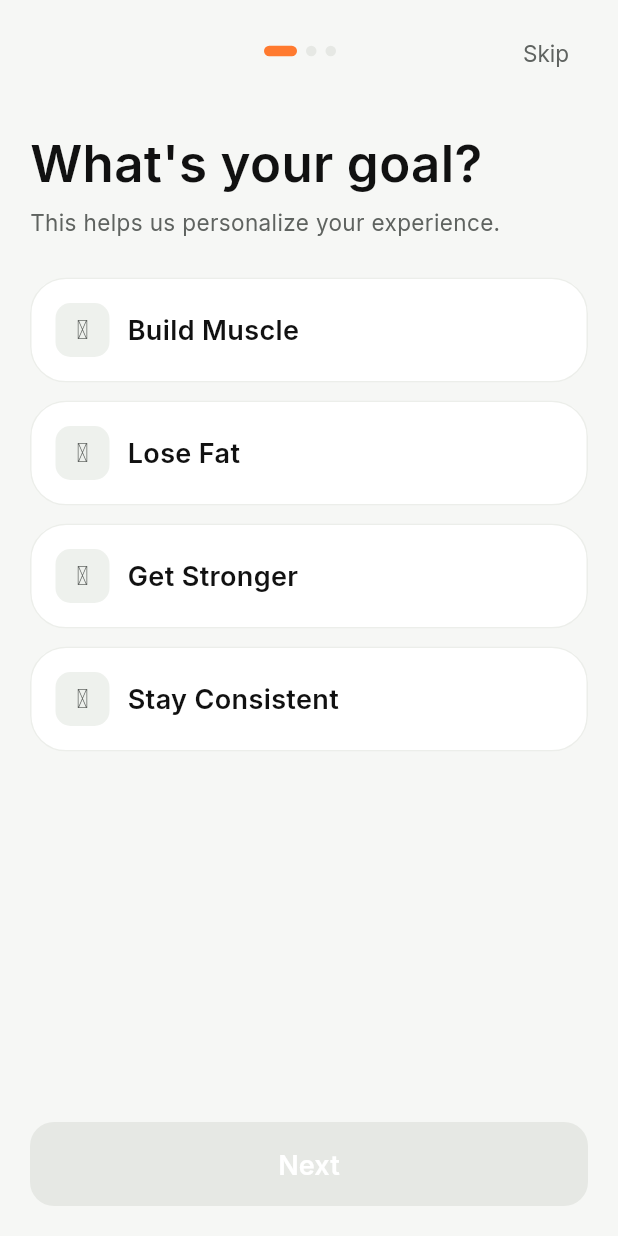
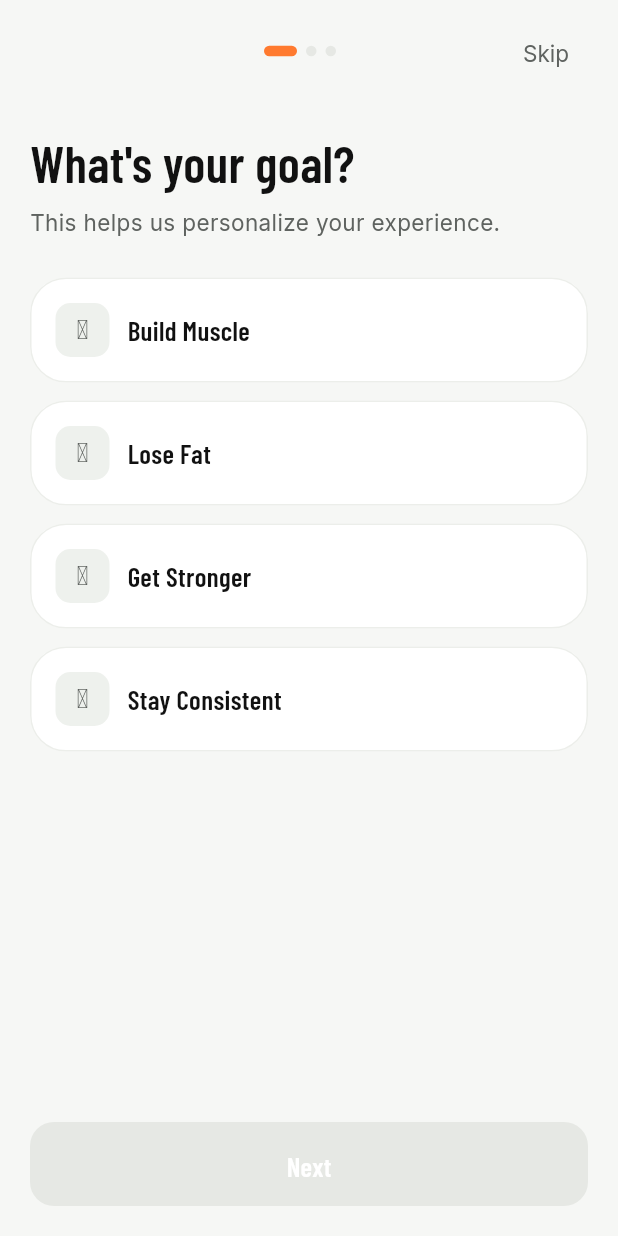
Before and after one commit to patrupievici/light, a Flutter app: the screen it shows after launch, on a phone screen of 412 x 824 dp. Run offline on Flutter 3.47's test engine with Material 3 defaults, Android fonts, the phone set to English and light mode, and no system bars; our stand-ins replace cached_network_image, chat_bubbles, connectivity_plus, firebase_core, firebase_crashlytics, firebase_messaging and 19 more; missing offline and left inert: health, home_widget, mobile_scanner, workmanager; accounts and stored records are empty; network calls fail; statements that could not run were skipped.

Commit message:
feat(theme): Barlow Condensed display typography (ZVELT design foundation)
Adopt the prototype's signature display face: headings + big stat numbers now
render in Barlow Condensed (ZType.fontDisplay), giving the sporty, premium
character. Body/UI text stays Inter — DM Sans (the prototype's body face) is
visually near-identical but its wider metrics overflowed tight layouts at large
text scales, so keeping Inter avoids a cross-app a11y regression while Barlow
Condensed (narrower) carries the look risk-free.

- Bundle Barlow Condensed (400–900) under assets/fonts.
- ZType: fontDisplay = BarlowCondensed; route display/clean/stat/displayXL-M/
  h1–h4 to it; body (bodyL/M/S) + mono unchanged.
- Regenerate settings goldens for the new heading face.
- gitignore test/failures (golden-diff artifacts).

Verified: analyze clean + 180 tests (overflow-at-1.6x guards green) + release APK.

Co-Authored-By: Claude Opus 4.8 <noreply@anthropic.com>

```diff
--- a/app/lib/theme/zvelt_tokens.dart
+++ b/app/lib/theme/zvelt_tokens.dart
@@ -83,9 +83,15 @@ class ZveltTokens {
   static const Color error = Color(0xFFE5484D);
 
   // ─── Typography families ────────────────────────────────────────────────────
-  /// Inter — UI, headings, body, buttons
+  /// Inter — UI, body, buttons, labels. (Kept for body: visually near-identical
+  /// to the prototype's DM Sans but without the wider metrics that overflowed
+  /// tight layouts at large text scales.)
   static const String fontPrimary = 'Inter';
-  /// IBM Plex Mono — BPM · pace · calories · distance · workout metrics
+  /// Barlow Condensed — display headings + big metrics (the condensed, sporty
+  /// face that gives ZVELT its premium character). It's narrower than Inter, so
+  /// it carries the design signature with no overflow risk.
+  static const String fontDisplay = 'BarlowCondensed';
+  /// IBM Plex Mono — BPM · pace · calories · distance · technical readouts
   static const String fontMono = 'IBMPlexMono';
 
   // ─── Radii ─────────────────────────────────────────────────────────────────
@@ -161,7 +167,7 @@ class ZType {
 
   /// Display heading — Inter 600, tight tracking. For large hero text.
   static TextStyle get display => TextStyle(
-        fontFamily: ZveltTokens.fontPrimary,
+        fontFamily: ZveltTokens.fontDisplay,
         fontWeight: FontWeight.w600,
         letterSpacing: -0.022 * 16,
         height: 1.2,
@@ -170,7 +176,7 @@ class ZType {
 
   /// Clean sans heading — Inter 600. Card titles, section headers.
   static TextStyle get clean => TextStyle(
-        fontFamily: ZveltTokens.fontPrimary,
+        fontFamily: ZveltTokens.fontDisplay,
         fontWeight: FontWeight.w600,
         letterSpacing: -0.02 * 16,
         height: 1.2,
@@ -179,7 +185,7 @@ class ZType {
 
   /// KPI stat number — Inter 600 tabular. Welcome total, big counts.
   static TextStyle get stat => const TextStyle(
-        fontFamily: ZveltTokens.fontPrimary,
+        fontFamily: ZveltTokens.fontDisplay,
         fontWeight: FontWeight.w600,
         fontFeatures: [FontFeature.tabularFigures()],
         letterSpacing: -0.02 * 16,
@@ -207,49 +213,49 @@ class ZType {
 
   // ── Inter scale (matches design-system.md §1) ───────────────────────────────
   static TextStyle get displayXL => TextStyle(
-        fontFamily: ZveltTokens.fontPrimary,
+        fontFamily: ZveltTokens.fontDisplay,
         fontWeight: FontWeight.w600,
         fontSize: 52,
         height: 1.2,
         color: ZveltTokens.text,
       );
   static TextStyle get displayL => TextStyle(
-        fontFamily: ZveltTokens.fontPrimary,
+        fontFamily: ZveltTokens.fontDisplay,
         fontWeight: FontWeight.w600,
         fontSize: 42,
         height: 1.2,
         color: ZveltTokens.text,
       );
   static TextStyle get displayM => TextStyle(
-        fontFamily: ZveltTokens.fontPrimary,
+        fontFamily: ZveltTokens.fontDisplay,
         fontWeight: FontWeight.w600,
         fontSize: 34,
         height: 1.2,
         color: ZveltTokens.text,
       );
   static TextStyle get h1 => TextStyle(
-        fontFamily: ZveltTokens.fontPrimary,
+        fontFamily: ZveltTokens.fontDisplay,
         fontWeight: FontWeight.w600,
         fontSize: 28,
         height: 1.2,
         color: ZveltTokens.text,
       );
   static TextStyle get h2 => TextStyle(
-        fontFamily: ZveltTokens.fontPrimary,
+        fontFamily: ZveltTokens.fontDisplay,
         fontWeight: FontWeight.w600,
         fontSize: 24,
         height: 1.2,
         color: ZveltTokens.text,
       );
   static TextStyle get h3 => TextStyle(
-        fontFamily: ZveltTokens.fontPrimary,
+        fontFamily: ZveltTokens.fontDisplay,
         fontWeight: FontWeight.w600,
         fontSize: 20,
         height: 1.4,
         color: ZveltTokens.text,
       );
   static TextStyle get h4 => TextStyle(
-        fontFamily: ZveltTokens.fontPrimary,
+        fontFamily: ZveltTokens.fontDisplay,
         fontWeight: FontWeight.w600,
         fontSize: 18,
         height: 1.4,
```
Also changed, not shown: app/pubspec.yaml (+16 -0 lines), app/assets/fonts/BarlowCondensed-Black.ttf (added), app/assets/fonts/BarlowCondensed-Bold.ttf (added), app/assets/fonts/BarlowCondensed-ExtraBold.ttf (added), app/assets/fonts/BarlowCondensed-Medium.ttf (added), app/assets/fonts/BarlowCondensed-Regular.ttf (added), app/assets/fonts/BarlowCondensed-SemiBold.ttf (added), 3 other files.
